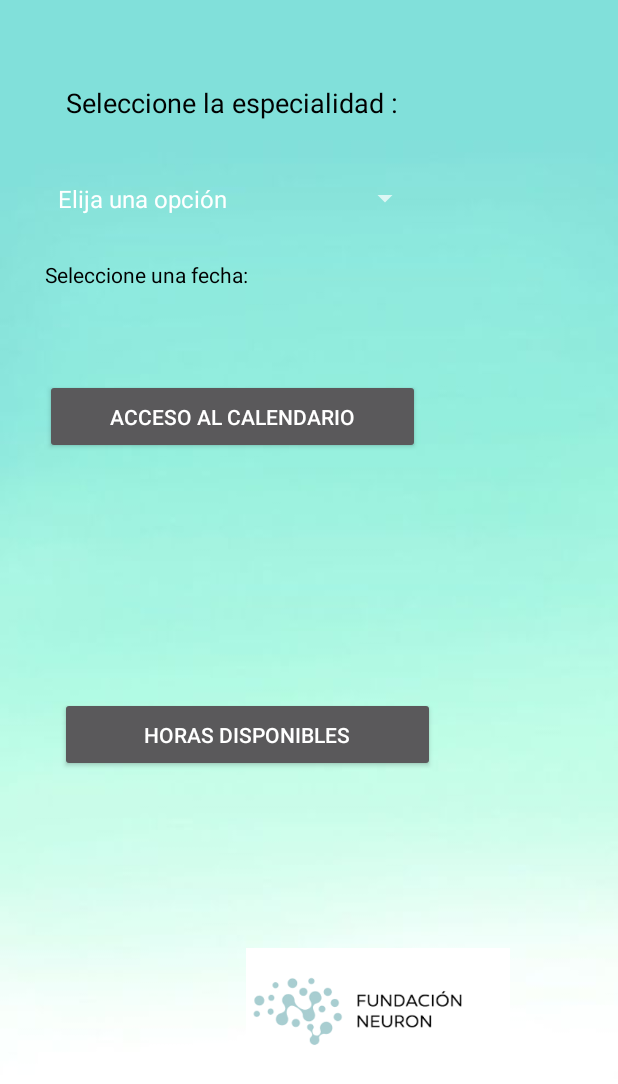
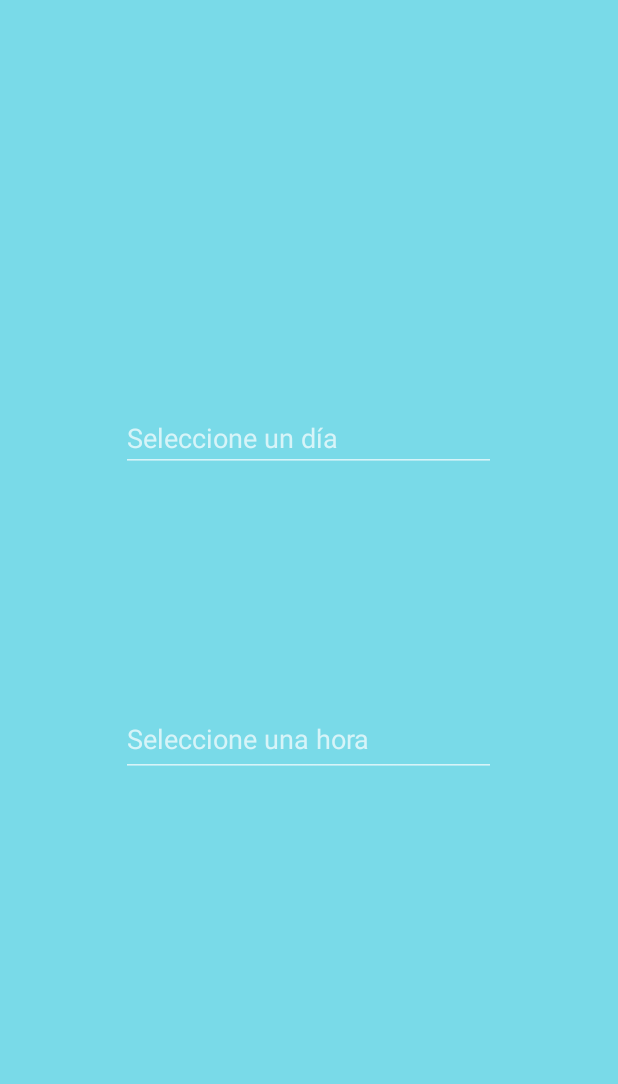
Before and after one commit to DevNeuron/AppNeuronV37, an Android app: the Cita screen opened directly, with no data from a screen before it, on a phone screen of 412 x 824 dp. Shown: the top 1084 px of the screen. Run offline under Robolectric (Android 15) with nearby library versions, the phone set to English and light mode, and no system bars; our stand-ins replace Firebase (no records; nobody signed in at launch, a user with empty details on screens opened directly).

```diff
--- a/app/build.gradle
+++ b/app/build.gradle
@@ -38,8 +38,10 @@ dependencies {
     implementation 'com.google.firebase:firebase-database:19.2.1'
     implementation platform('com.google.firebase:firebase-bom:29.3.0')
     implementation 'com.google.firebase:firebase-analytics'
+    implementation 'com.google.firebase:firebase-firestore:24.1.1'
     testImplementation 'junit:junit:4.13.2'
     androidTestImplementation 'androidx.test.ext:junit:1.1.3'
     androidTestImplementation 'androidx.test.espresso:espresso-core:3.4.0'
 
+
 }
--- a/app/src/main/java/com/FundacionNeuron/AppNeuronV4/Cita.java
+++ b/app/src/main/java/com/FundacionNeuron/AppNeuronV4/Cita.java
@@ -4,22 +4,32 @@ import android.app.DatePickerDialog;
 import android.app.TimePickerDialog;
 import android.os.Bundle;
 import android.view.View;
-import android.widget.ArrayAdapter;
 import android.widget.Button;
 import android.widget.DatePicker;
-import android.widget.Spinner;
+import android.widget.EditText;
+import android.widget.RadioButton;
 import android.widget.TextView;
 import android.widget.TimePicker;
+import android.widget.Toast;
 
+import androidx.annotation.NonNull;
 import androidx.appcompat.app.AppCompatActivity;
 
+import com.google.android.gms.tasks.OnFailureListener;
+import com.google.android.gms.tasks.OnSuccessListener;
+import com.google.firebase.firestore.DocumentReference;
+import com.google.firebase.firestore.FirebaseFirestore;
+
 import java.util.Calendar;
+import java.util.HashMap;
+import java.util.Map;
+
 
 public class Cita extends AppCompatActivity {
 
-    Spinner spinner;
-    TextView tv;
-    Button btCita, btHora;
+
+    EditText etCita, etHora;
+    FirebaseFirestore db = FirebaseFirestore.getInstance();
 
 
 
@@ -29,26 +39,24 @@ public class Cita extends AppCompatActivity {
         setContentView(R.layout.activity_cita);
 
 
-    btCita = findViewById(R.id.btCita);
-    spinner = findViewById(R.id.spinner);
-    btHora = findViewById(R.id.btHora);
-
-
-
-    String [] especialistas = {"Elija una opción","PSICOLOGÍA", "TERAPIA OCUPACIONAL", "LOGOPEDIA", "NUTRICION", "TERAPIA ASISTIDA PERROS", "NEUROCIO"};
-        ArrayAdapter<String> adapter = new ArrayAdapter<String>(this, android.R.layout.simple_spinner_item, especialistas);
-        spinner.setAdapter(adapter);
-
-
+       etCita = findViewById(R.id.etCita);
+       etHora = findViewById(R.id.etHora);
 
     }
+
 
     public void abrirCalendario(View view){
 
         Calendar calendario = Calendar.getInstance();
+
+
+
         int anio = calendario.get(Calendar.YEAR);
         int mes = calendario.get(Calendar.MONTH);
         int dia = calendario.get(Calendar.DAY_OF_MONTH);
+
+
+
 
         DatePickerDialog datePickerDialog = new DatePickerDialog(Cita.this, new DatePickerDialog.OnDateSetListener() {
             @Override
@@ -56,16 +64,28 @@ public class Cita extends AppCompatActivity {
 
                 String fecha = dayOfMonth+ "/" + month +"/"+ year;
 
-                btCita.setText(fecha);
+                db = FirebaseFirestore.getInstance();
+
+                Map<String, Object> dias = new HashMap<>();
+                dias.put("Dia", fecha);
+
+               String id =  db.collection("user").getId();
+
+                Toast.makeText(Cita.this, id, Toast.LENGTH_SHORT).show();
+
+
+
+                etCita.setText(fecha);
 
             }
         }, anio, mes, dia);
-
 
         datePickerDialog.show();
 
 
     }
+
+
 
     public void AbrirHora (View view){
 
@@ -79,7 +99,8 @@ public class Cita extends AppCompatActivity {
             @Override
             public void onTimeSet(TimePicker timePicker, int hourOfDay, int minute) {
 
-                btHora.setText(hourOfDay + ":" + minute);
+                String dia =hourOfDay + ":" + minute;
+                etHora.setText(dia);
 
             }
         }, hora, min, false);
@@ -87,17 +108,4 @@ public class Cita extends AppCompatActivity {
 
     }
 
-
-
-
-
-
-
-
-
-
-
-
-
-
 }
--- a/app/src/main/res/layout/activity_cita.xml
+++ b/app/src/main/res/layout/activity_cita.xml
@@ -4,77 +4,48 @@
     xmlns:tools="http://schemas.android.com/tools"
     android:layout_width="match_parent"
     android:layout_height="match_parent"
-    android:background="@drawable/fondo"
+    android:background="#79DAE8"
     tools:context=".Cita">
 
-    <Button
-        android:id="@+id/btCita"
+    <!--Seleccion de dia -->
+
+    <!--Seleccion de Hora -->
+
+    <EditText
+        android:id="@+id/etCita"
+        android:layout_width="250sp"
+        android:layout_height="0dp"
+        android:layout_marginTop="269dp"
+        android:clickable="true"
+        android:focusable="false"
+        android:hint="Seleccione un día"
+        android:inputType="date"
+        android:maxLines="1"
+        android:onClick="abrirCalendario"
+        android:textAllCaps="false"
+        app:layout_constraintEnd_toEndOf="parent"
+        app:layout_constraintHorizontal_bias="0.496"
+        app:layout_constraintStart_toStartOf="parent"
+        app:layout_constraintTop_toTopOf="parent"
+        tools:ignore="TouchTargetSizeCheck,TouchTargetSizeCheck" />
+
+    <EditText
+        android:id="@+id/etHora"
         android:layout_width="250sp"
         android:layout_height="50sp"
-        android:layout_marginStart="30dp"
-        android:layout_marginTop="44dp"
-        android:onClick="abrirCalendario"
-        android:text="ACCESO AL CALENDARIO"
-        android:textAllCaps="false"
+        android:layout_marginTop="16dp"
+        android:layout_marginBottom="292dp"
+        android:clickable="true"
+        android:focusable="false"
+        android:hint="Seleccione una hora"
+        android:inputType="date"
+        android:maxLines="1"
+        android:onClick="AbrirHora"
+        app:layout_constraintBottom_toBottomOf="parent"
+        app:layout_constraintEnd_toEndOf="parent"
+        app:layout_constraintHorizontal_bias="0.496"
         app:layout_constraintStart_toStartOf="parent"
-        app:layout_constraintTop_toBottomOf="@+id/textView4" />
-
-    <TextView
-        android:id="@+id/textView4"
-        android:layout_width="250sp"
-        android:layout_height="35sp"
-        android:layout_marginStart="30dp"
-        android:layout_marginTop="16dp"
-        android:text="Seleccione una fecha:"
-        android:textColor="#000000"
-        app:layout_constraintStart_toStartOf="parent"
-        app:layout_constraintTop_toBottomOf="@+id/spinner" />
-
-    <Spinner
-        android:id="@+id/spinner"
-        android:layout_width="250sp"
-        android:layout_height="50sp"
-        android:layout_marginStart="30dp"
-        android:layout_marginTop="16dp"
-        android:layout_marginEnd="131dp"
-        android:spinnerMode="dropdown"
-        android:textColor="#000000"
-        app:layout_constraintEnd_toEndOf="parent"
-        app:layout_constraintStart_toStartOf="parent"
-        app:layout_constraintTop_toBottomOf="@+id/textView5" />
-
-    <TextView
-        android:id="@+id/textView5"
-        android:layout_width="250sp"
-        android:layout_height="35sp"
-        android:layout_marginStart="30dp"
-        android:layout_marginTop="56dp"
-        android:text="Seleccione la especialidad :"
-        android:textAlignment="center"
-        android:textColor="#000000"
-        android:textSize="18sp"
-        app:layout_constraintStart_toStartOf="parent"
-        app:layout_constraintTop_toTopOf="parent" />
-
-    <Button
-        android:id="@+id/btHora"
-        android:layout_width="250sp"
-        android:layout_height="50sp"
-        android:layout_marginStart="40dp"
-        android:layout_marginTop="162dp"
-        android:onClick="AbrirHora"
-        android:text="HORAS DISPONIBLES"
-        app:layout_constraintStart_toStartOf="parent"
-        app:layout_constraintTop_toBottomOf="@+id/btCita" />
-
-    <ImageView
-        android:id="@+id/imageView11"
-        android:layout_width="300dp"
-        android:layout_height="80dp"
-        android:layout_marginTop="632dp"
-        android:layout_marginEnd="10dp"
-        app:layout_constraintEnd_toEndOf="parent"
-        app:layout_constraintTop_toTopOf="parent"
-        app:srcCompat="@drawable/logowhite" />
+        app:layout_constraintTop_toBottomOf="@+id/etCita"
+        app:layout_constraintVertical_bias="0.906" />
 
 </androidx.constraintlayout.widget.ConstraintLayout>
--- a/app/src/main/res/layout/activity_registrarse.xml
+++ b/app/src/main/res/layout/activity_registrarse.xml
@@ -91,7 +91,7 @@
         android:layout_width="200sp"
         android:layout_height="50sp"
         android:layout_marginTop="50dp"
-        android:background="@drawable/boton_custom"
+        android:background="@drawable/boton_blanco"
         android:onClick="Registrar"
         android:text="Continue el Registro"
         app:layout_constraintEnd_toEndOf="parent"
```
Also changed, not shown: app/src/main/java/com/FundacionNeuron/AppNeuronV4/MainActivity.java (+4 -45 lines), app/src/main/java/com/FundacionNeuron/AppNeuronV4/Registrarse.java (+36 -1 lines), app/src/main/res/layout/activity_main.xml (+72 -70 lines).
